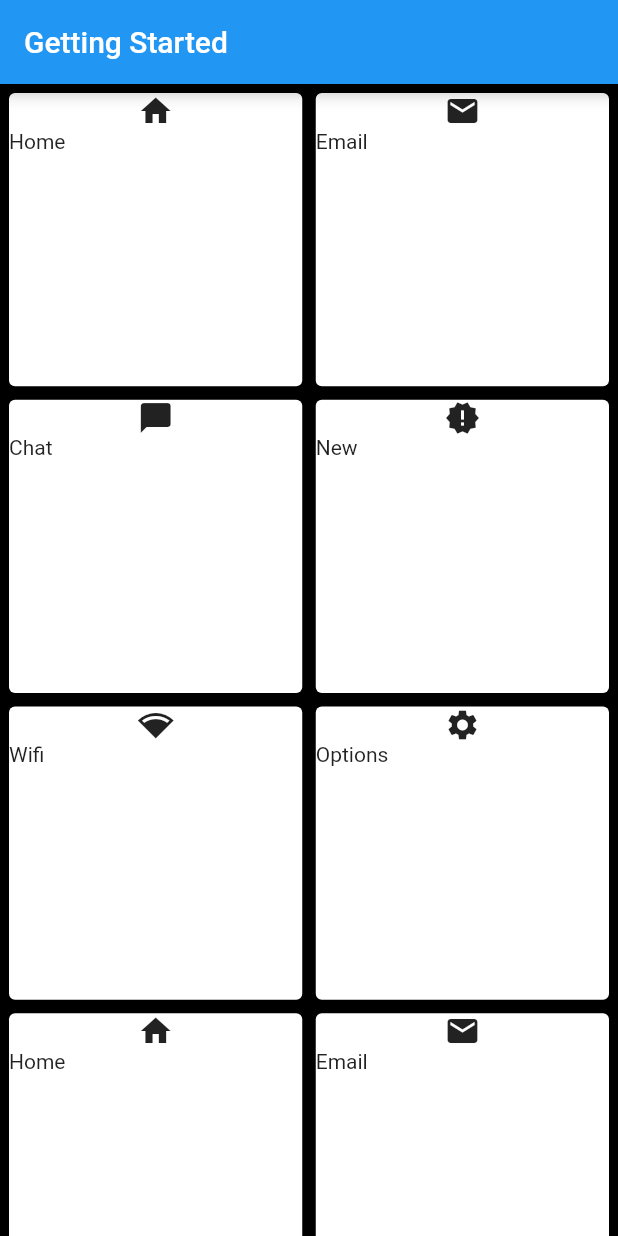
After one commit to escape-ai/fakerinos_flutter, a Flutter app: the screen it shows after launch, after a tap on "Submit", after a tap on "Welcome Page", on a phone screen of 412 x 824 dp. The commit adds this screen. Run offline on Flutter 3.47's test engine with Material 2 defaults, Android fonts, the phone set to English and light mode, and no system bars.

Commit message:
second welcome screen

```diff
--- a/lib/src/screens/register_screen.dart
+++ b/lib/src/screens/register_screen.dart
@@ -1,6 +1,7 @@
 import 'package:flutter/material.dart';
 import 'package:http/http.dart' show post;
 import '../mixins/validation_mixin.dart';
+import '../screens/welcome_screen.dart';
 
 class RegisterScreen extends StatefulWidget {
   createState() {
@@ -28,7 +29,9 @@ class RegisterScreenState extends State<RegisterScreen> with ValidationMixin {
           passwordField(),
           confirmPasswordField(),
           Container(margin: EdgeInsets.only(top: 120.0)),
-          submitButton()
+          submitButton(),
+          welcomePageButton()
+
         ]),
       ),
     );
@@ -111,6 +114,21 @@ class RegisterScreenState extends State<RegisterScreen> with ValidationMixin {
         });
   }
 
+  Widget welcomePageButton() {
+    return RaisedButton(
+        child: Text("Welcome Page"),
+        color: Colors.blueGrey,
+        onPressed: () {
+          print("pressed");
+
+            Navigator.push(
+              context,
+              new MaterialPageRoute(builder: (ctxt) => new WelcomeScreen()),
+            );
+
+        });
+  }
+
   void Register() async {
     print("Registering with server side...");
     Map<String, String> payload = {
--- /dev/null
+++ b/lib/src/screens/welcome_screen.dart
@@ -0,0 +1,64 @@
+import 'package:flutter/material.dart';
+
+class WelcomeScreen extends StatefulWidget {
+  createState() {
+    return WelcomeStateScreen();
+  }
+}
+
+class WelcomeStateScreen extends State<WelcomeScreen> {
+
+  @override
+  Widget build(context){
+    return MaterialApp(
+      home: Scaffold(
+        backgroundColor: Colors.black,
+        appBar: AppBar(
+          title: Text("Getting Started")
+        ),
+        body: InterestGrid().build()
+      )
+    );
+} }
+
+class InterestGrid {
+  Card makeGridCell(String name, IconData icon){
+    return Card(
+      elevation: 5.0,
+      child: Column(
+        crossAxisAlignment: CrossAxisAlignment.stretch,
+        mainAxisSize: MainAxisSize.min,
+        verticalDirection: VerticalDirection.down,
+        children: <Widget>[
+          Center(child: Icon(icon)),
+          Text(name),
+        ]
+      ),
+    );
+  }
+
+  GridView build(){
+    return GridView.count(
+      primary: true,
+      padding: EdgeInsets.all(2.0),
+      crossAxisCount: 2,
+      childAspectRatio: 1.0,
+      mainAxisSpacing: 1.0,
+      crossAxisSpacing: 1.0,
+      children: <Widget>[
+        makeGridCell("Home", Icons.home),
+        makeGridCell("Email", Icons.email),
+        makeGridCell("Chat", Icons.chat_bubble),
+        makeGridCell("New", Icons.new_releases),
+        makeGridCell("Wifi", Icons.network_wifi),
+        makeGridCell("Options", Icons.settings),
+        makeGridCell("Home", Icons.home),
+        makeGridCell("Email", Icons.email),
+        makeGridCell("Chat", Icons.chat_bubble),
+        makeGridCell("New", Icons.new_releases),
+        makeGridCell("Wifi", Icons.network_wifi),
+        makeGridCell("Options", Icons.settings)
+      ]
+    );
+  }
+}
```
Also changed, not shown: 1 other file.
